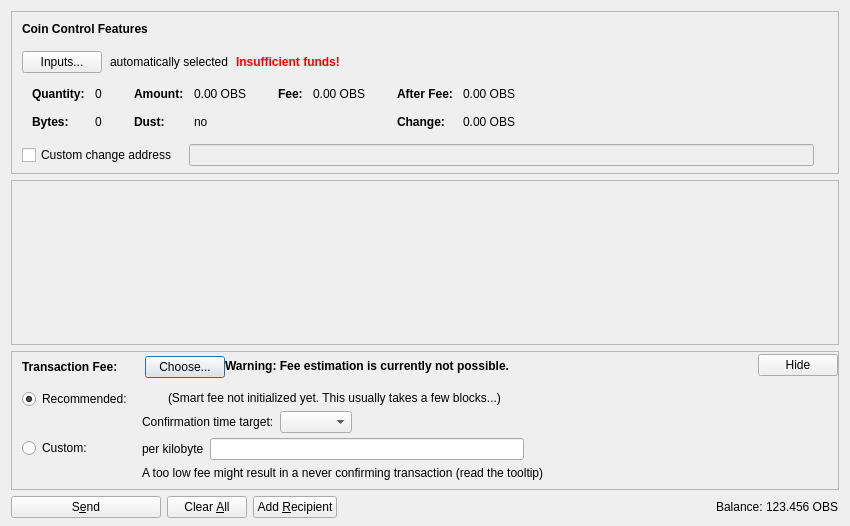
Above: src/qt/forms/sendcoinsdialog.ui from ObsidianCoreCoin/Obsidiancoin before the change. Below: the same form after it.
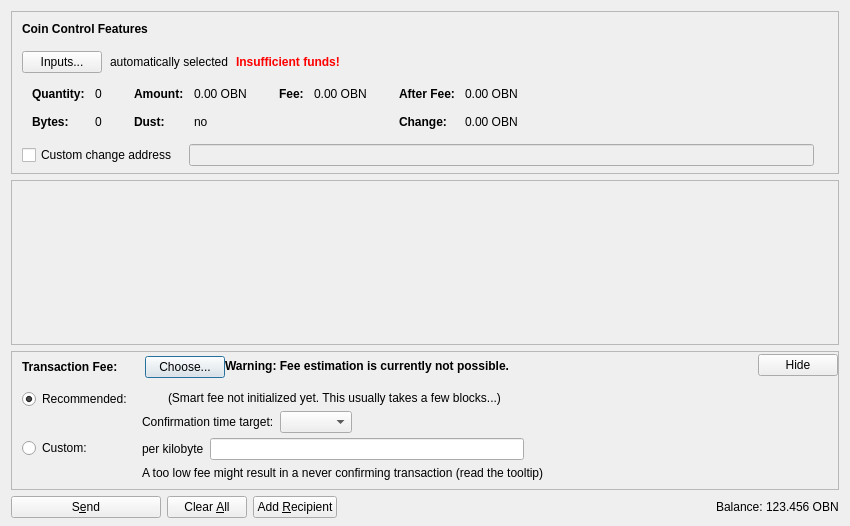
That is the form after the change. Icons and pictures are not drawn. Custom widgets are drawn as their Qt base class.

Diff of the .ui file:
```diff
--- a/src/qt/forms/sendcoinsdialog.ui
+++ b/src/qt/forms/sendcoinsdialog.ui
@@ -324,7 +324,7 @@
                   <enum>Qt::ActionsContextMenu</enum>
                  </property>
                  <property name="text">
-                  <string notr="true">0.00 OBS</string>
+                  <string notr="true">0.00 OBN</string>
                  </property>
                  <property name="textInteractionFlags">
                   <set>Qt::LinksAccessibleByMouse|Qt::TextSelectableByKeyboard|Qt::TextSelectableByMouse</set>
@@ -404,7 +404,7 @@
                   <enum>Qt::ActionsContextMenu</enum>
                  </property>
                  <property name="text">
-                  <string notr="true">0.00 OBS</string>
+                  <string notr="true">0.00 OBN</string>
                  </property>
                  <property name="textInteractionFlags">
                   <set>Qt::LinksAccessibleByMouse|Qt::TextSelectableByKeyboard|Qt::TextSelectableByMouse</set>
@@ -455,7 +455,7 @@
                   <enum>Qt::ActionsContextMenu</enum>
                  </property>
                  <property name="text">
-                  <string notr="true">0.00 OBS</string>
+                  <string notr="true">0.00 OBN</string>
                  </property>
                  <property name="textInteractionFlags">
                   <set>Qt::LinksAccessibleByMouse|Qt::TextSelectableByKeyboard|Qt::TextSelectableByMouse</set>
@@ -484,7 +484,7 @@
                   <enum>Qt::ActionsContextMenu</enum>
                  </property>
                  <property name="text">
-                  <string notr="true">0.00 OBS</string>
+                  <string notr="true">0.00 OBN</string>
                  </property>
                  <property name="textInteractionFlags">
                   <set>Qt::LinksAccessibleByMouse|Qt::TextSelectableByKeyboard|Qt::TextSelectableByMouse</set>
@@ -1204,7 +1204,7 @@
           <cursorShape>IBeamCursor</cursorShape>
          </property>
          <property name="text">
-          <string notr="true">123.456 OBS</string>
+          <string notr="true">123.456 OBN</string>
          </property>
          <property name="textInteractionFlags">
           <set>Qt::LinksAccessibleByMouse|Qt::TextSelectableByKeyboard|Qt::TextSelectableByMouse</set>
```
